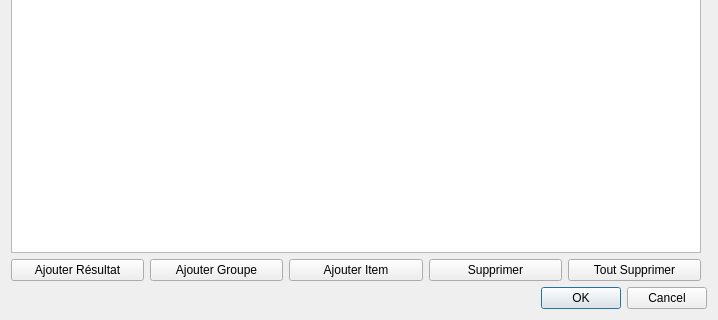
The window that stepcreatorv2/copymodeldialog.ui (computree/computree-v3) describes before a commit, drawn with Qt 5; both pictures show x 0 to 718 and y 144 to 464 of the 718 by 464 pixel window.
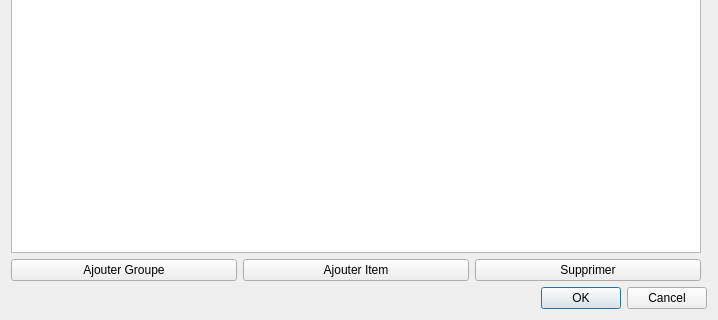
The same window after the commit.

```diff
--- a/stepcreatorv2/copymodeldialog.ui
+++ b/stepcreatorv2/copymodeldialog.ui
@@ -78,13 +78,6 @@
             <property name="bottomMargin">
              <number>0</number>
             </property>
-            <item>
-             <widget class="QPushButton" name="pb_addResult">
-              <property name="text">
-               <string>Ajouter Résultat</string>
-              </property>
-             </widget>
-            </item>
             <item>
              <widget class="QPushButton" name="pb_addGroup">
               <property name="text">
@@ -106,13 +99,6 @@
               </property>
              </widget>
             </item>
-            <item>
-             <widget class="QPushButton" name="pb_clear">
-              <property name="text">
-               <string>Tout Supprimer</string>
-              </property>
-             </widget>
-            </item>
            </layout>
           </widget>
          </item>
```
